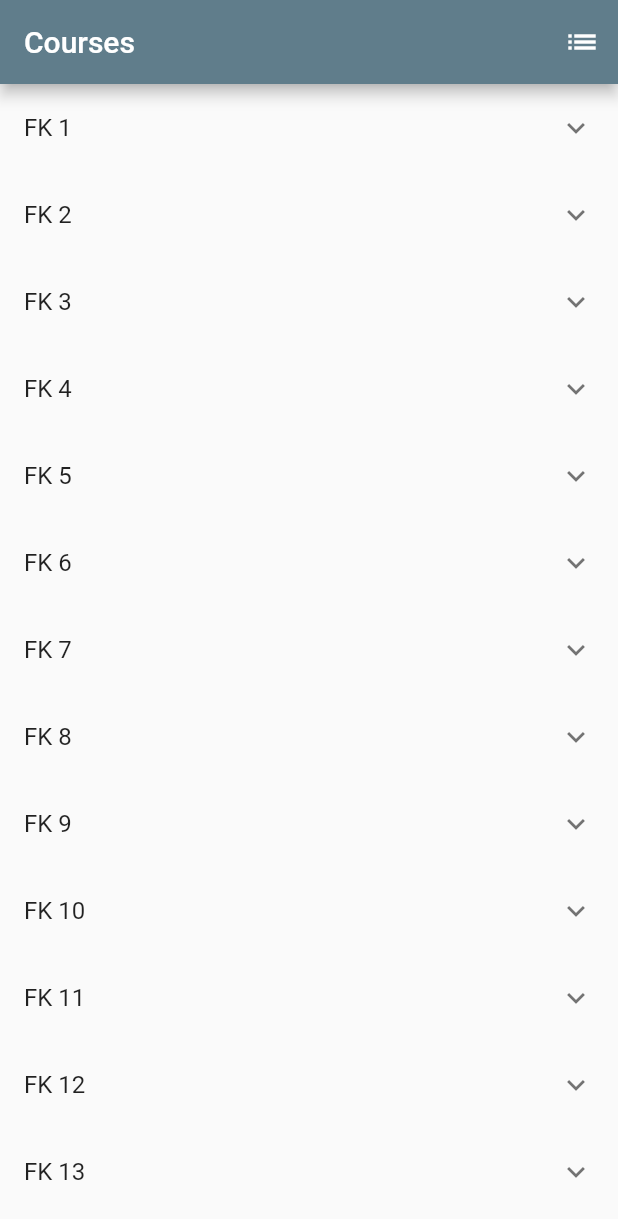
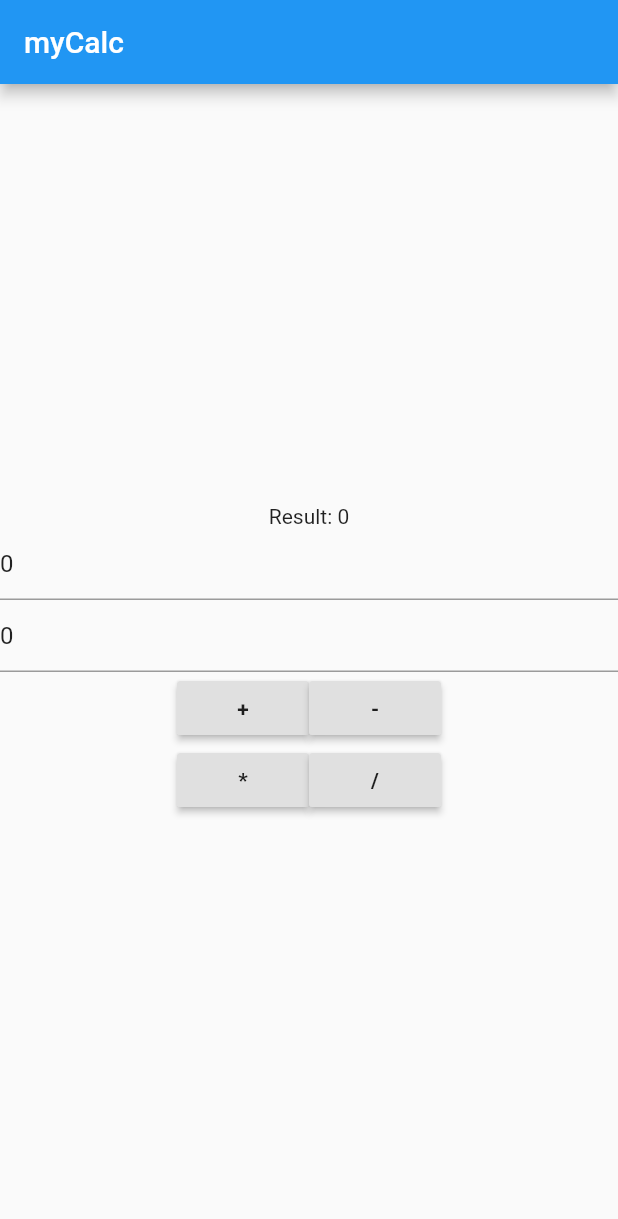
Before and after one commit to mobileappdevhm/calc-JokingWolf, a Flutter app: the screen it shows after launch, on a phone screen of 412 x 824 dp. Shown: the top 1219 px of the screen. Run offline on Flutter 3.47's test engine with Material 2 defaults, Android fonts, the phone set to English and light mode, and no system bars.

Commit message:
first try

```diff
--- a/lib/courses.dart
+++ /dev/null
@@ -1,199 +0,0 @@
-import 'package:flutter/material.dart';
-
-class CoursePage extends StatefulWidget{
-  @override
-  State createState() => new CoursePageState();
-}
-
-class CoursePageState extends State<CoursePage>{
-  final _suggestions = <Entry>[];
-
-  final saved = new Set<Entry>();
-
-  final _biggerFont = const TextStyle(fontSize: 18.0);
-
-  void addToSaved(Entry value){
-    saved.add(value);
-  }
-
-  bool alreadySaved(Entry value){
-    return saved.contains(value);
-  }
-
-  void _pushSaved() {
-    Navigator.of(context).push(
-      new MaterialPageRoute(
-        builder: (context) {
-          final tiles = saved.map(
-                (EntryItem) {
-              return new ListTile(
-                  title: new Text(
-                    EntryItem./*entry.*/title,
-                    style: _biggerFont,
-                  ),
-              );
-            },
-          );
-          final divided = ListTile
-              .divideTiles(
-            context: context,
-            tiles: tiles,
-          )
-              .toList();
-
-          return new Scaffold(
-            appBar: new AppBar(
-              title: new Text('Saved Suggestions'),
-            ),
-            body: new ListView(children: divided),
-          );
-        },
-      ),
-    );
-  }
-
-
-  @override
-  Widget build(BuildContext context) {
-    return new Scaffold(
-        appBar: new AppBar(
-            title: new Text('Courses'),
-            actions: <Widget>[
-             new IconButton(icon: new Icon(Icons.list), onPressed: _pushSaved)
-            ],),
-        body: new ListView.builder(
-          itemBuilder: (BuildContext context, int index) =>
-          _buildTiles(data[index]),
-          itemCount: data.length,
-        )
-    );
-  }
-  Widget _buildTiles(Entry root) {
-
-  final alreadySaved = saved.contains(root);
-
-  if (root.children.isEmpty)
-  return new ListTile(
-  title: new Text(root.title),
-  trailing: new Icon(
-  alreadySaved ? Icons.favorite : Icons.favorite_border,
-  color: alreadySaved ? Colors.red : null,
-  ),
-          onTap: () {
-            setState( () {
-                if (alreadySaved){
-                  saved.remove(root);
-                } else {
-                  saved.add(root);
-                }
-              },
-            );
-          },
-  );
-  return new ExpansionTile(
-  key: new PageStorageKey<Entry>(root),
-  title: new Text(root.title),
-  children: root.children.map(_buildTiles).toList(),
-  );
-  }
-
-}
-
-// One entry in the multilevel list displayed by this app.
-class Entry {
-  Entry(this.title, [this.children = const <Entry>[]]);
-  final String title;
-  final List<Entry> children;
-}
-
-// The entire multilevel list displayed by this app.
-final List<Entry> data = <Entry>[
-  new Entry('FK 1',
-    <Entry>[
-      new Entry('Section A0',
-        <Entry>[
-          new Entry('Item A0.1'),
-          new Entry('Item A0.2'),
-          new Entry('Item A0.3'),
-        ],
-      ),
-      new Entry('Section A1'),
-      new Entry('Section A2'),
-    ],
-  ),
-  new Entry('FK 2',
-    <Entry>[
-      new Entry('Section B0'),
-      new Entry('Section B1'),
-    ],
-  ),
-  new Entry('FK 3',
-    <Entry>[
-      new Entry('Section C0'),
-      new Entry('Section C1'),
-      new Entry('Section C2',
-      ),
-    ],
-  ),
-  new Entry('FK 4',
-    <Entry>[
-      new Entry('Section B0'),
-      new Entry('Section B1'),
-    ],
-  ),
-  new Entry('FK 5',
-    <Entry>[
-      new Entry('Section B0'),
-      new Entry('Section B1'),
-    ],
-  ),
-  new Entry('FK 6',
-    <Entry>[
-      new Entry('Section B0'),
-      new Entry('Section B1'),
-    ],
-  ),
-  new Entry('FK 7',
-    <Entry>[
-      new Entry('Section B0'),
-      new Entry('Section B1'),
-    ],
-  ),
-  new Entry('FK 8',
-    <Entry>[
-      new Entry('Section B0'),
-      new Entry('Section B1'),
-    ],
-  ),
-  new Entry('FK 9',
-    <Entry>[
-      new Entry('Section B0'),
-      new Entry('Section B1'),
-    ],
-  ),
-  new Entry('FK 10',
-    <Entry>[
-      new Entry('Section B0'),
-      new Entry('Section B1'),
-    ],
-  ),
-  new Entry('FK 11',
-    <Entry>[
-      new Entry('Section B0'),
-      new Entry('Section B1'),
-    ],
-  ),
-  new Entry('FK 12',
-    <Entry>[
-      new Entry('Section B0'),
-      new Entry('Section B1'),
-    ],
-  ),
-  new Entry('FK 13',
-    <Entry>[
-      new Entry('Section B0'),
-      new Entry('Section B1'),
-    ],
-  ),
-
-];
--- a/lib/main.dart
+++ b/lib/main.dart
@@ -1,16 +1,144 @@
 import 'package:flutter/material.dart';
-import 'courses.dart';
 
-void main() => runApp(new App());
+void main() => runApp(new MyApp());
 
-class App extends StatelessWidget {
-
+class MyApp extends StatelessWidget {
+  // This widget is the root of your application.
   @override
   Widget build(BuildContext context) {
     return new MaterialApp(
-      title: 'Courses',
-      theme: new ThemeData(primarySwatch: Colors.blueGrey),
-      home: new CoursePage(),
+      title: 'myCalc',
+      theme: new ThemeData(
+        // This is the theme of your application.
+        //
+        // Try running your application with "flutter run". You'll see the
+        // application has a blue toolbar. Then, without quitting the app, try
+        // changing the primarySwatch below to Colors.green and then invoke
+        // "hot reload" (press "r" in the console where you ran "flutter run",
+        // or press Run > Flutter Hot Reload in IntelliJ). Notice that the
+        // counter didn't reset back to zero; the application is not restarted.
+        primarySwatch: Colors.blue,
+      ),
+      home: new MyHomePage(title: 'myCalc'),
     );
   }
 }
+
+class MyHomePage extends StatefulWidget {
+  MyHomePage({Key key, this.title}) : super(key: key);
+
+  // This widget is the home page of your application. It is stateful, meaning
+  // that it has a State object (defined below) that contains fields that affect
+  // how it looks.
+
+  // This class is the configuration for the state. It holds the values (in this
+  // case the title) provided by the parent (in this case the App widget) and
+  // used by the build method of the State. Fields in a Widget subclass are
+  // always marked "final".
+
+  final String title;
+
+  @override
+  _MyHomePageState createState() => new _MyHomePageState();
+}
+
+class _MyHomePageState extends State<MyHomePage> {
+  int _result = 0;
+  final TextEditingController eins = new TextEditingController(text: "0");
+  final TextEditingController zwei = new TextEditingController(text: "0");
+
+  void add(){
+    setState((){
+      _result = int.parse(eins.text) + int.parse(zwei.text);
+    });
+  }
+  void sub(){
+    setState((){
+      _result = int.parse(eins.text) - int.parse(zwei.text);
+    });
+  }
+  void mul(){
+    setState((){
+      _result = int.parse(eins.text) * int.parse(zwei.text);
+    });
+  }
+  void div(){
+    setState((){
+      _result = int.parse(eins.text) ~/ int.parse(zwei.text);
+    });
+  }
+  @override
+  Widget build(BuildContext context) {
+    // This method is rerun every time setState is called, for instance as done
+    // by the _incrementCounter method above.
+    //
+    // The Flutter framework has been optimized to make rerunning build methods
+    // fast, so that you can just rebuild anything that needs updating rather
+    // than having to individually change instances of widgets.
+    return new Scaffold(
+      appBar: new AppBar(
+        // Here we take the value from the MyHomePage object that was created by
+        // the App.build method, and use it to set our appbar title.
+        title: new Text(widget.title),
+      ),
+      body: new Center(
+        // Center is a layout widget. It takes a single child and positions it
+        // in the middle of the parent.
+        child: new Column(
+          // Column is also layout widget. It takes a list of children and
+          // arranges them vertically. By default, it sizes itself to fit its
+          // children horizontally, and tries to be as tall as its parent.
+          //
+          // Invoke "debug paint" (press "p" in the console where you ran
+          // "flutter run", or select "Toggle Debug Paint" from the Flutter tool
+          // window in IntelliJ) to see the wireframe for each widget.
+          //
+          // Column has various properties to control how it sizes itself and
+          // how it positions its children. Here we use mainAxisAlignment to
+          // center the children vertically; the main axis here is the vertical
+          // axis because Columns are vertical (the cross axis would be
+          // horizontal).
+          mainAxisAlignment: MainAxisAlignment.center,
+          children: <Widget>[
+
+            new Text(
+              'Result: $_result',
+            ),
+            new TextField(
+            keyboardType: TextInputType.number, decoration: new InputDecoration(hintText: "first Number"),
+        controller: eins,
+            ),
+
+            new TextField(
+                keyboardType: TextInputType.number, decoration: new InputDecoration(hintText: "second Number"),
+                controller: zwei,
+            ),
+            new Row(mainAxisAlignment: MainAxisAlignment.center, children: <Widget>[
+      new RaisedButton(
+      child: new Text('+', style: new TextStyle(fontWeight: FontWeight.bold)),
+      onPressed: add ),
+
+      new RaisedButton(
+      child: new Text('-', style: new TextStyle(fontWeight: FontWeight.bold)),
+      onPressed: sub),
+
+  ]),
+            new Row(mainAxisAlignment: MainAxisAlignment.center, children: <Widget>[
+              new RaisedButton(
+                  child: new Text('*', style: new TextStyle(fontWeight: FontWeight.bold)),
+                  onPressed: mul ),
+
+              new RaisedButton(
+                  child: new Text('/', style: new TextStyle(fontWeight: FontWeight.bold)),
+                  onPressed: div),
+
+            ]),
+
+          ],
+        ),
+      ),
+      // This trailing comma makes auto-formatting nicer for build methods.
+    );
+  }
+}
+//komm
```
